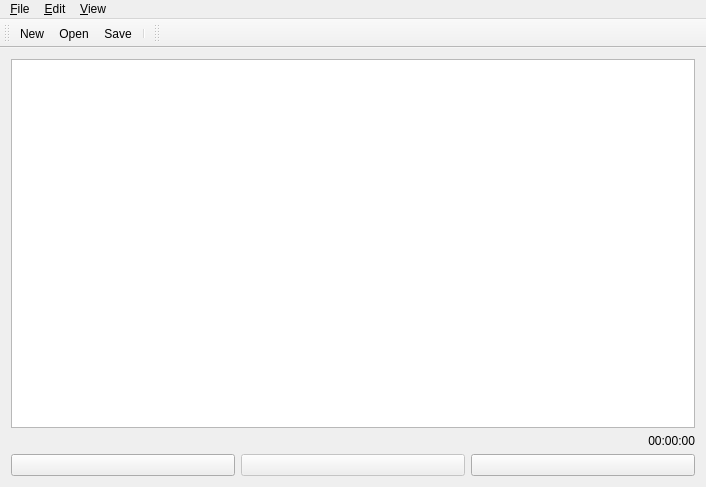
This is mainwindow.ui in MJAS1/vidman as Qt 5 draws it before an edit. The edited form follows.
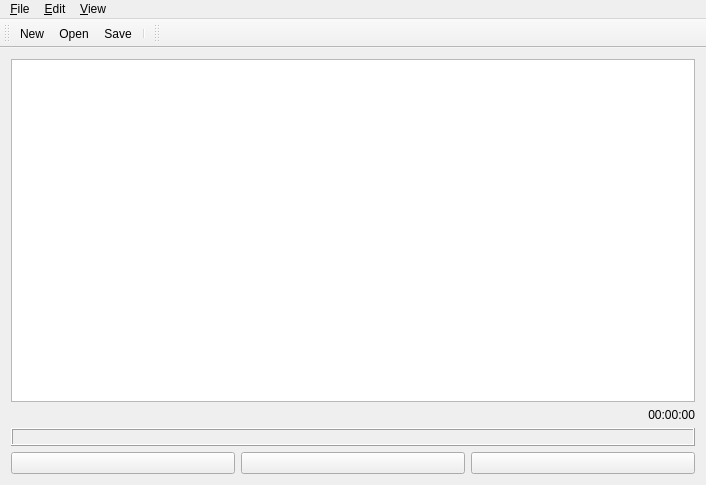
This is the edited form. Icons and pictures are not drawn. Custom widgets are drawn as their Qt base class.

```diff
--- a/mainwindow.ui
+++ b/mainwindow.ui
@@ -7,7 +7,7 @@
     <x>0</x>
     <y>0</y>
     <width>706</width>
-    <height>487</height>
+    <height>485</height>
    </rect>
   </property>
   <property name="windowTitle">
@@ -15,14 +15,14 @@
   </property>
   <widget class="QWidget" name="centralWidget">
    <layout class="QGridLayout" name="gridLayout">
-    <item row="0" column="0" colspan="2">
+    <item row="1" column="0" colspan="2">
      <layout class="QHBoxLayout" name="horizontalLayout_2">
       <item>
        <widget class="TextEdit" name="textEdit"/>
       </item>
      </layout>
     </item>
-    <item row="1" column="0" colspan="2">
+    <item row="2" column="0" colspan="2">
      <widget class="QLabel" name="timeLbl">
       <property name="layoutDirection">
        <enum>Qt::LeftToRight</enum>
@@ -35,7 +35,7 @@
       </property>
      </widget>
     </item>
-    <item row="2" column="0" colspan="2">
+    <item row="4" column="0" colspan="2">
      <layout class="QHBoxLayout" name="horizontalLayout">
       <item>
        <widget class="QPushButton" name="startButton">
@@ -67,7 +67,7 @@
       <item>
        <widget class="QPushButton" name="stopButton">
         <property name="enabled">
-         <bool>false</bool>
+         <bool>true</bool>
         </property>
         <property name="toolTip">
          <string>Stop</string>
@@ -108,6 +108,31 @@
       </item>
      </layout>
     </item>
+    <item row="3" column="0" colspan="2">
+     <widget class="QLabel" name="statusLbl">
+      <property name="font">
+       <font>
+        <weight>75</weight>
+        <bold>true</bold>
+       </font>
+      </property>
+      <property name="frameShape">
+       <enum>QFrame::Box</enum>
+      </property>
+      <property name="frameShadow">
+       <enum>QFrame::Raised</enum>
+      </property>
+      <property name="lineWidth">
+       <number>1</number>
+      </property>
+      <property name="midLineWidth">
+       <number>0</number>
+      </property>
+      <property name="text">
+       <string/>
+      </property>
+     </widget>
+    </item>
    </layout>
   </widget>
   <widget class="QMenuBar" name="menuBar">
```
Left out of the diff: 2 changed lines with no effect on the pictures.
